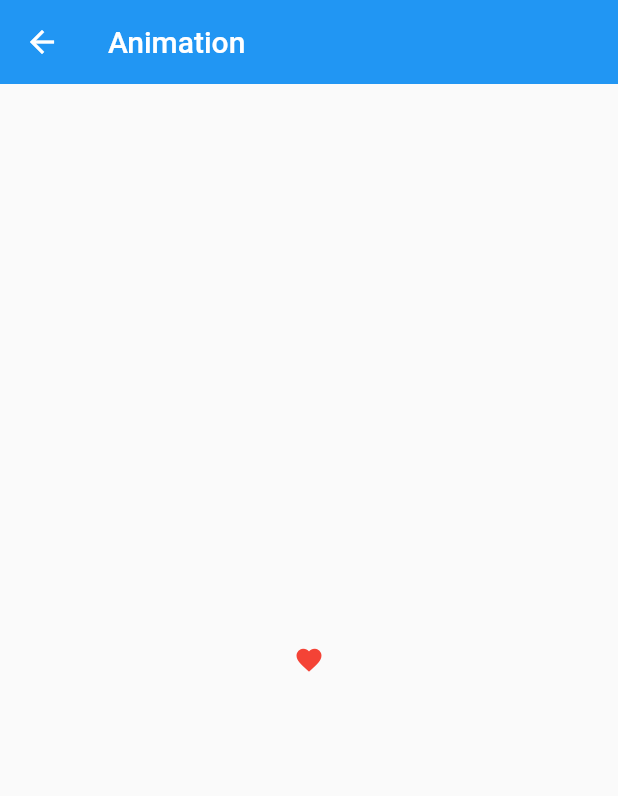
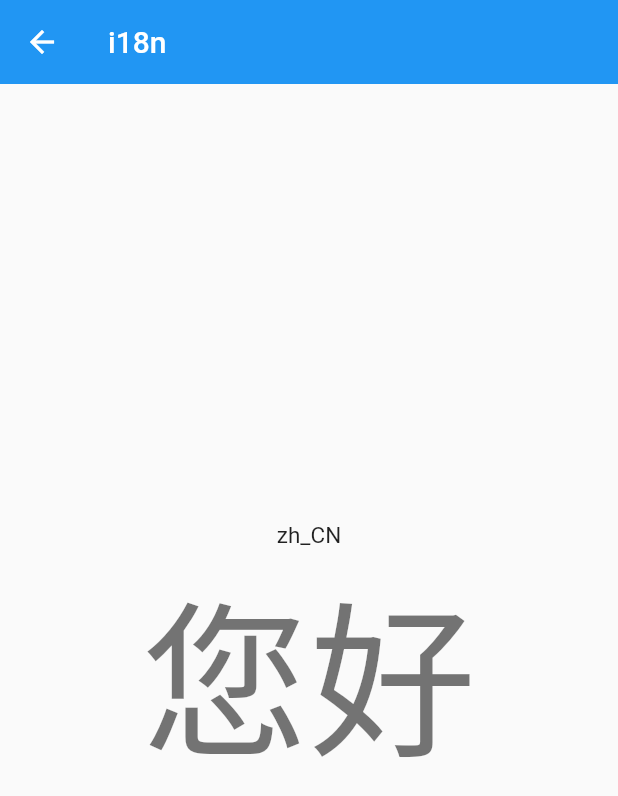
Before and after one commit to liubang0909/flutter_helloworld, a Flutter app: the screen it shows after launch, on a phone screen of 412 x 824 dp. Shown: the top 796 px of the screen. Run offline on Flutter 3.47's test engine with Material 2 defaults, Android fonts, the phone set to English and light mode, and no system bars; our stand-ins replace rxdart.

```diff
--- /dev/null
+++ b/flutter_helloworld/lib/demo/i18n/i18n_demo.dart
@@ -0,0 +1,49 @@
+import 'package:flutter/material.dart';
+import 'package:flutter_helloworld/demo/i18n/ninhao_demo_localizations.dart';
+
+class I18nDemo extends StatelessWidget {
+  const I18nDemo({Key key}) : super(key: key);
+
+  @override
+  Widget build(BuildContext context) {
+    Locale locale = Localizations.localeOf(context);
+    return Container(
+      child: Scaffold(
+        appBar: AppBar(
+          title: Text('i18n'),
+          elevation: 0,
+        ),
+        body: Center(
+          child: Column(
+            mainAxisAlignment: MainAxisAlignment.center,
+            children: [
+              Text('${locale.toString()}'),
+              Text(
+                // Localizations.of(context, NinhaoDemoLocalizations).title,
+                NinhaoDemoLocalizations.of(context).title,
+
+                style: Theme.of(context).textTheme.headline1,
+              )
+            ],
+          ),
+        ),
+      ),
+    );
+  }
+}
+
+class I18nDemoHome extends StatefulWidget {
+  I18nDemoHome({Key key}) : super(key: key);
+
+  @override
+  _I18nDemoHomeState createState() => _I18nDemoHomeState();
+}
+
+class _I18nDemoHomeState extends State<I18nDemoHome> {
+  @override
+  Widget build(BuildContext context) {
+    return Container(
+      child: null,
+    );
+  }
+}
--- /dev/null
+++ b/flutter_helloworld/lib/demo/i18n/lb_demo_localizations.dart
@@ -0,0 +1,9 @@
+import 'package:intl/intl.dart';
+
+class LbDemoLocalizations {
+  String get title =>
+      Intl.message('hello', name: 'title', desc: 'demo  of title');
+
+  String greet(String name) => Intl.message('hello $name',
+      name: 'greet', desc: 'greet fun', args: [name]);
+}
--- /dev/null
+++ b/flutter_helloworld/lib/demo/i18n/ninhao_demo_localizations.dart
@@ -0,0 +1,43 @@
+import 'package:flutter/foundation.dart';
+import 'package:flutter/material.dart';
+
+class NinhaoDemoLocalizations {
+  final Locale locale;
+
+  static NinhaoDemoLocalizations of(BuildContext context) {
+    return Localizations.of(context, NinhaoDemoLocalizations);
+  }
+
+  NinhaoDemoLocalizations(this.locale);
+  static Map<String, Map<String, String>> _localized = {
+    'en': {
+      'title': 'hello',
+    },
+    'zh': {
+      'title': '您好',
+    },
+  };
+  String get title {
+    return _localized[locale.languageCode]['title'];
+  }
+}
+
+class NinhaoDemoLocalizationsDelegate
+    extends LocalizationsDelegate<NinhaoDemoLocalizations> {
+  NinhaoDemoLocalizationsDelegate();
+  @override
+  Future<NinhaoDemoLocalizations> load(Locale locale) {
+    return SynchronousFuture(NinhaoDemoLocalizations(locale));
+  }
+
+  @override
+  bool isSupported(Locale locale) {
+    return true;
+  }
+
+  @override
+  bool shouldReload(
+      covariant LocalizationsDelegate<NinhaoDemoLocalizations> old) {
+    return false;
+  }
+}
--- a/flutter_helloworld/lib/main.dart
+++ b/flutter_helloworld/lib/main.dart
@@ -1,4 +1,5 @@
 import 'package:flutter/material.dart';
+import 'demo/i18n/i18n_demo.dart';
 import 'demo/bloc/bloc_demo.dart';
 import 'demo/http/http_demo.dart';
 import 'demo/stream/stream_demo.dart';
@@ -16,6 +17,8 @@ import 'demo/material_components.dart';
 import 'demo/state/scoped_model_demo.dart';
 import 'demo/rxdart/rxdart_demo.dart';
 import 'demo/animation/animation_demo.dart';
+import 'package:flutter_localizations/flutter_localizations.dart';
+import 'demo/i18n/ninhao_demo_localizations.dart';
 
 void main() => runApp(App());
 
@@ -24,7 +27,23 @@ class App extends StatelessWidget {
   Widget build(BuildContext context) {
     return MaterialApp(
       // home: NavigatorDemo(),
-      initialRoute: '/animation',
+
+      locale: Locale('zh', 'CN'),
+      // localeResolutionCallback:
+      //     (Locale local, Iterable<Locale> supportedLocales) {
+      //   return Locale('en', 'US');
+      // },
+      localizationsDelegates: [
+        NinhaoDemoLocalizationsDelegate(),
+        GlobalMaterialLocalizations.delegate,
+        GlobalWidgetsLocalizations.delegate,
+      ],
+      supportedLocales: [
+        Locale('en', 'US'),
+        Locale('zh', 'CN'),
+      ],
+
+      initialRoute: '/i18n',
       routes: {
         '/': (context) => Home(),
         '/about': (context) => (PageDemo(title: 'About')),
@@ -35,7 +54,8 @@ class App extends StatelessWidget {
         '/rxdart': (context) => (RxDartDemo()),
         '/bloc': (context) => (BlocDemo()),
         '/http': (context) => (HttpDemo()),
-        '/animation': (context) => (AnimationDemo())
+        '/animation': (context) => (AnimationDemo()),
+        '/i18n': (context) => (I18nDemo())
       },
       theme: ThemeData(
           primaryColor: Colors.blue,
--- a/flutter_helloworld/pubspec.yaml
+++ b/flutter_helloworld/pubspec.yaml
@@ -23,10 +23,12 @@ environment:
 dependencies:
   flutter:
     sdk: flutter
-  intl: ^0.16.1
+  intl: ^0.17.0
   scoped_model: ^1.1.0
   rxdart: ^0.26.0
   http: ^0.13.1
+  flutter_localizations:
+    sdk: flutter
 
 
 
@@ -37,6 +39,7 @@ dependencies:
 dev_dependencies:
   flutter_test:
     sdk: flutter
+
 
 # For information on the generic Dart part of this file, see the
 # following page: https://dart.dev/tools/pub/pubspec
```
Also changed, not shown: 1 other file.
